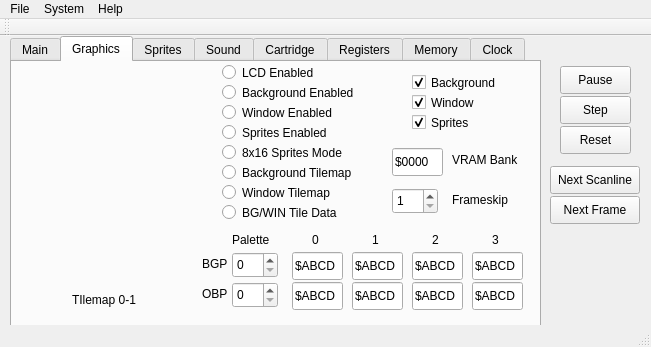
The window that qtfiles/mainwindow.ui (cthornsb/OtterGB) describes before a commit, drawn with Qt 5.
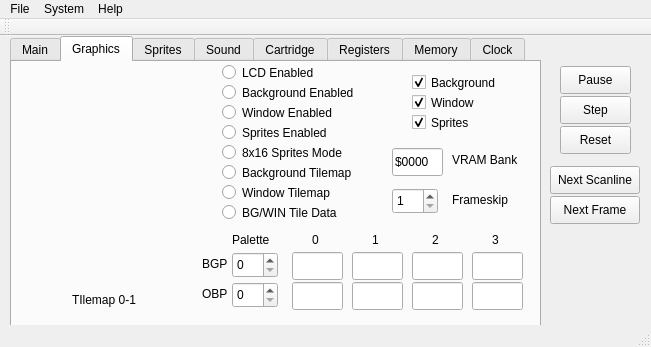
The same window after the commit. The open tabs and pages were chosen to show the change.

Commit message: Disable GBC gui elements for DMG mode

Diff of the .ui file:
```diff
--- a/qtfiles/mainwindow.ui
+++ b/qtfiles/mainwindow.ui
@@ -836,7 +836,7 @@
        </rect>
       </property>
       <property name="text">
-       <string>$ABCD</string>
+       <string/>
       </property>
       <property name="readOnly">
        <bool>true</bool>
@@ -865,7 +865,7 @@
        </rect>
       </property>
       <property name="text">
-       <string>$ABCD</string>
+       <string/>
       </property>
       <property name="readOnly">
        <bool>true</bool>
@@ -894,7 +894,7 @@
        </rect>
       </property>
       <property name="text">
-       <string>$ABCD</string>
+       <string/>
       </property>
       <property name="readOnly">
        <bool>true</bool>
@@ -975,7 +975,7 @@
        </rect>
       </property>
       <property name="text">
-       <string>$ABCD</string>
+       <string/>
       </property>
       <property name="readOnly">
        <bool>true</bool>
@@ -991,7 +991,7 @@
        </rect>
       </property>
       <property name="text">
-       <string>$ABCD</string>
+       <string/>
       </property>
       <property name="readOnly">
        <bool>true</bool>
@@ -1020,7 +1020,7 @@
        </rect>
       </property>
       <property name="text">
-       <string>$ABCD</string>
+       <string/>
       </property>
       <property name="readOnly">
        <bool>true</bool>
@@ -1145,7 +1145,7 @@
        </rect>
       </property>
       <property name="text">
-       <string>$ABCD</string>
+       <string/>
       </property>
       <property name="readOnly">
        <bool>true</bool>
@@ -1161,7 +1161,7 @@
        </rect>
       </property>
       <property name="text">
-       <string>$ABCD</string>
+       <string/>
       </property>
       <property name="readOnly">
        <bool>true</bool>
```
Left out of the diff: 16 changed lines with no effect on the pictures. The commit also changes 4 other files.
